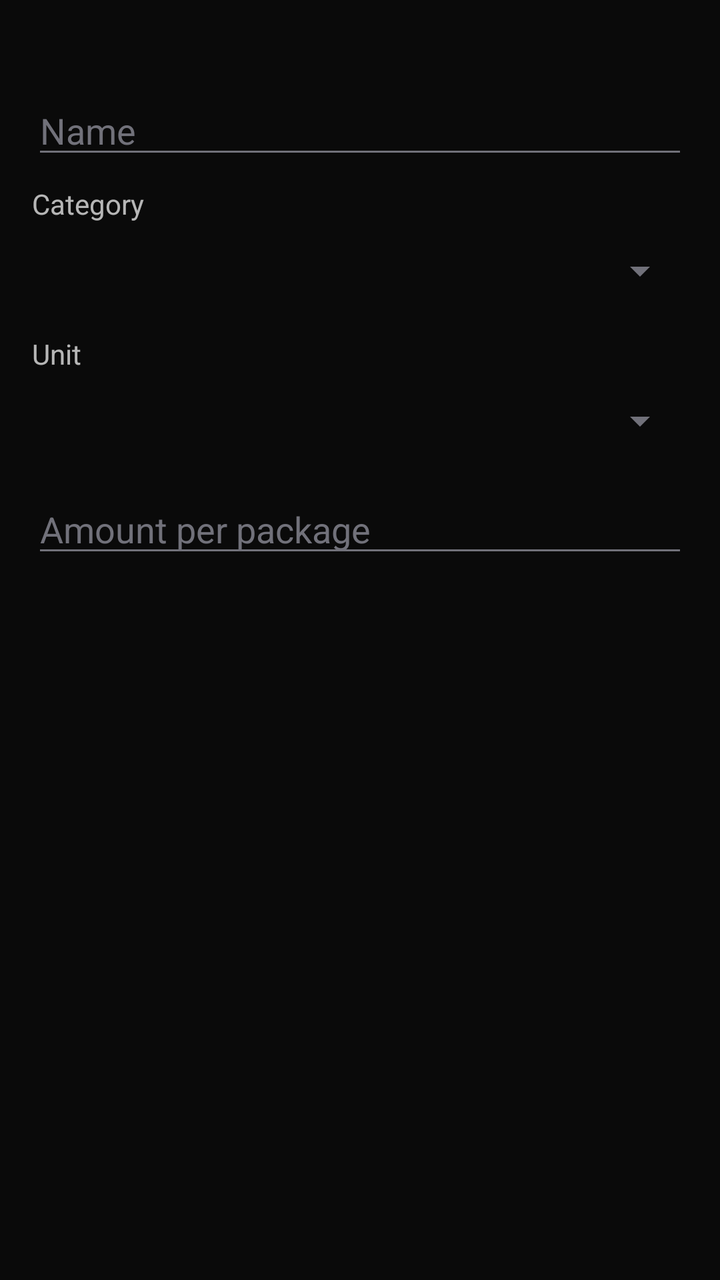
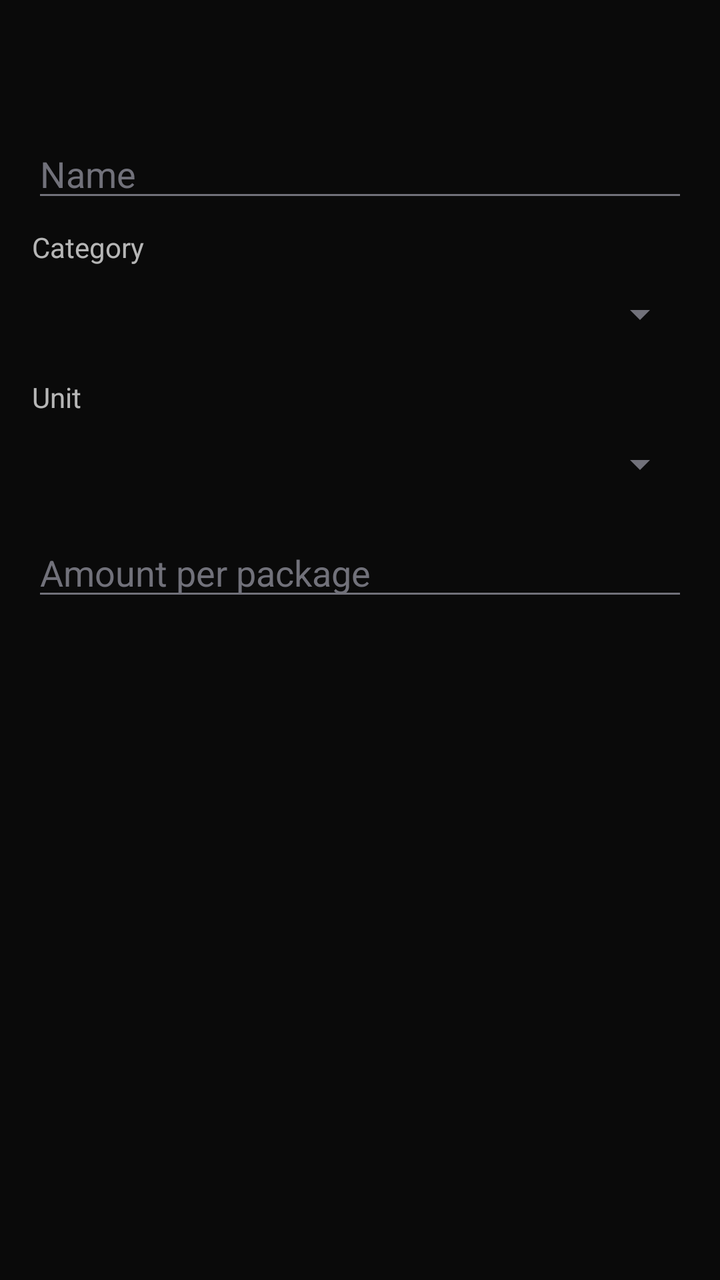

Two renders of the same Android screen: before a commit and after it. Below are the layout's source before the change and the commit's diff.
<!-- AndroidManifest.xml: application theme Theme.Inventory -->
<!-- res/layout/dialog_new_product.xml -->
<?xml version="1.0" encoding="utf-8"?>
<ScrollView xmlns:android="http://schemas.android.com/apk/res/android"
    android:layout_width="match_parent"
    android:layout_height="wrap_content">

    <LinearLayout
        android:layout_width="match_parent"
        android:layout_height="wrap_content"
        android:orientation="vertical"
        android:padding="16dp">

        <TextView
            android:id="@+id/barcode"
            android:layout_width="match_parent"
            android:layout_height="wrap_content"
            android:layout_marginBottom="8dp"
            android:textSize="14sp" />

        <EditText
            android:id="@+id/name"
            android:layout_width="match_parent"
            android:layout_height="wrap_content"
            android:hint="@string/new_product_name"
            android:inputType="textCapSentences"
            android:importantForAutofill="no" />

        <TextView
            android:layout_width="match_parent"
            android:layout_height="wrap_content"
            android:layout_marginTop="8dp"
            android:text="@string/new_product_category" />

        <Spinner
            android:id="@+id/category"
            android:layout_width="match_parent"
            android:layout_height="48dp" />

        <TextView
            android:layout_width="match_parent"
            android:layout_height="wrap_content"
            android:layout_marginTop="8dp"
            android:text="@string/new_product_unit" />

        <Spinner
            android:id="@+id/unit"
            android:layout_width="match_parent"
            android:layout_height="48dp" />

        <EditText
            android:id="@+id/package_size"
            android:layout_width="match_parent"
            android:layout_height="wrap_content"
            android:layout_marginTop="8dp"
            android:hint="@string/new_product_package_size"
            android:inputType="numberDecimal"
            android:digits="0123456789.,"
            android:importantForAutofill="no" />
    </LinearLayout>
</ScrollView>
<!-- resources referenced by this layout -->
<resources>
  <string name="new_product_category">Category</string>
  <string name="new_product_name">Name</string>
  <string name="new_product_package_size">Amount per package</string>
  <string name="new_product_unit">Unit</string>
  <style name="Theme.Inventory" parent="Base.Theme.Inventory" />
  <color name="fd_accent_fill">#FFA71986</color>
  <color name="black">#FF000000</color>
  <color name="white">#FFFFFFFF</color>
  <color name="fd_accent">#FFB3078B</color>
  <color name="fd_accent_pressed">#FF920671</color>
  <color name="fd_panel">#FF0D0D0D</color>
  <color name="fd_background">#FF0A0A0A</color>
  <color name="fd_text">#FFFFFFFF</color>
  <color name="fd_text_muted">#FF9CA3AF</color>
  <color name="fd_text_faint">#FF71717A</color>
  <!-- drawable divider (drawable) -->
  <?xml version="1.0" encoding="utf-8"?>
  <shape xmlns:android="http://schemas.android.com/apk/res/android" android:shape="rectangle">
      <solid android:color="@color/fd_divider" />
      <size android:height="1dp" />
  </shape>
  <style name="Widget.Inventory.ActionBar" parent="Widget.AppCompat.ActionBar.Solid">
          <item name="background">@drawable/bg_action_bar</item>
          <item name="elevation">0dp</item>
          <item name="titleTextStyle">@style/TextAppearance.Inventory.ActionBarTitle</item>
      </style>
  <style name="TextAppearance.Inventory.ActionMenu" parent="TextAppearance.AppCompat.Widget.ActionBar.Menu">
          <item name="android:textColor">@color/white</item>
          <item name="textAllCaps">false</item>
          <item name="android:textAllCaps">false</item>
      </style>
  <style name="Widget.Inventory.ActionButton" parent="Widget.AppCompat.ActionButton">
          <item name="textAllCaps">false</item>
          <item name="android:textAllCaps">false</item>
          <item name="background">?attr/selectableItemBackground</item>
      </style>
  <style name="Widget.Inventory.Snackbar" parent="Widget.MaterialComponents.Snackbar">
          <item name="backgroundTint">@color/fd_form</item>
          <item name="actionTextColorAlpha">1</item>
      </style>
  <style name="Widget.Inventory.SnackbarText" parent="Widget.MaterialComponents.Snackbar.TextView">
          <item name="android:textColor">@color/fd_text_body</item>
      </style>
  <style name="Widget.Inventory.SnackbarButton" parent="Widget.MaterialComponents.Button.TextButton.Snackbar">
          <item name="android:textColor">@color/fd_link</item>
          <item name="android:textAllCaps">false</item>
      </style>
  <color name="fd_divider">#6627272A</color>
  <!-- drawable bg_action_bar (drawable) -->
  <?xml version="1.0" encoding="utf-8"?>
  <layer-list xmlns:android="http://schemas.android.com/apk/res/android">
      <item>
          <shape android:shape="rectangle">
              <solid android:color="@color/fd_accent" />
          </shape>
      </item>
      <item android:bottom="1dp">
          <shape android:shape="rectangle">
              <solid android:color="@color/black" />
          </shape>
      </item>
  </layer-list>
  <style name="TextAppearance.Inventory.ActionBarTitle" parent="TextAppearance.AppCompat.Widget.ActionBar.Title">
          <item name="android:textColor">@color/white</item>
          <item name="android:textStyle">bold</item>
      </style>
  <color name="fd_link">#FFEC4899</color>
  <!-- drawable bg_dialog (drawable) -->
  <?xml version="1.0" encoding="utf-8"?>
  <shape xmlns:android="http://schemas.android.com/apk/res/android" android:shape="rectangle">
      <solid android:color="@color/black" />
      <stroke android:width="1dp" android:color="@color/fd_accent" />
      <corners android:radius="12dp" />
  </shape>
  <style name="Widget.Inventory.DialogButton" parent="Widget.MaterialComponents.Button.TextButton.Dialog">
          <item name="android:textColor">@color/fd_link</item>
          <item name="android:textAllCaps">false</item>
      </style>
  <color name="fd_form">#FF1C1C1C</color>
  <color name="fd_text_body">#FFD4D4D8</color>
  <!-- unchanged entries left out for length: 3 -->
</resources>

<!-- the commit's change to res/layout/dialog_new_product.xml (unified diff, before → after) -->
@@ -13,8 +13,25 @@
             android:id="@+id/barcode"
             android:layout_width="match_parent"
             android:layout_height="wrap_content"
+            android:layout_marginBottom="4dp"
+            android:textSize="14sp" />
+
+        <TextView
+            android:id="@+id/lookup_status"
+            android:layout_width="match_parent"
+            android:layout_height="wrap_content"
             android:layout_marginBottom="8dp"
-            android:textSize="14sp" />
+            android:textColor="@color/fd_text_faint"
+            android:textSize="13sp" />
+
+        <ImageView
+            android:id="@+id/preview"
+            android:layout_width="72dp"
+            android:layout_height="72dp"
+            android:layout_marginBottom="8dp"
+            android:contentDescription="@string/detail_image"
+            android:scaleType="centerCrop"
+            android:visibility="gone" />
 
         <EditText
             android:id="@+id/name"
<!-- resource entries referenced after the edit -->
@@ -15,6 +15,7 @@
   <color name="fd_text">#FFFFFFFF</color>
   <color name="fd_text_muted">#FF9CA3AF</color>
   <color name="fd_text_faint">#FF71717A</color>
+  <string name="detail_image">Product photo</string>
   <!-- drawable divider (drawable) -->
   <?xml version="1.0" encoding="utf-8"?>
   <shape xmlns:android="http://schemas.android.com/apk/res/android" android:shape="rectangle">
